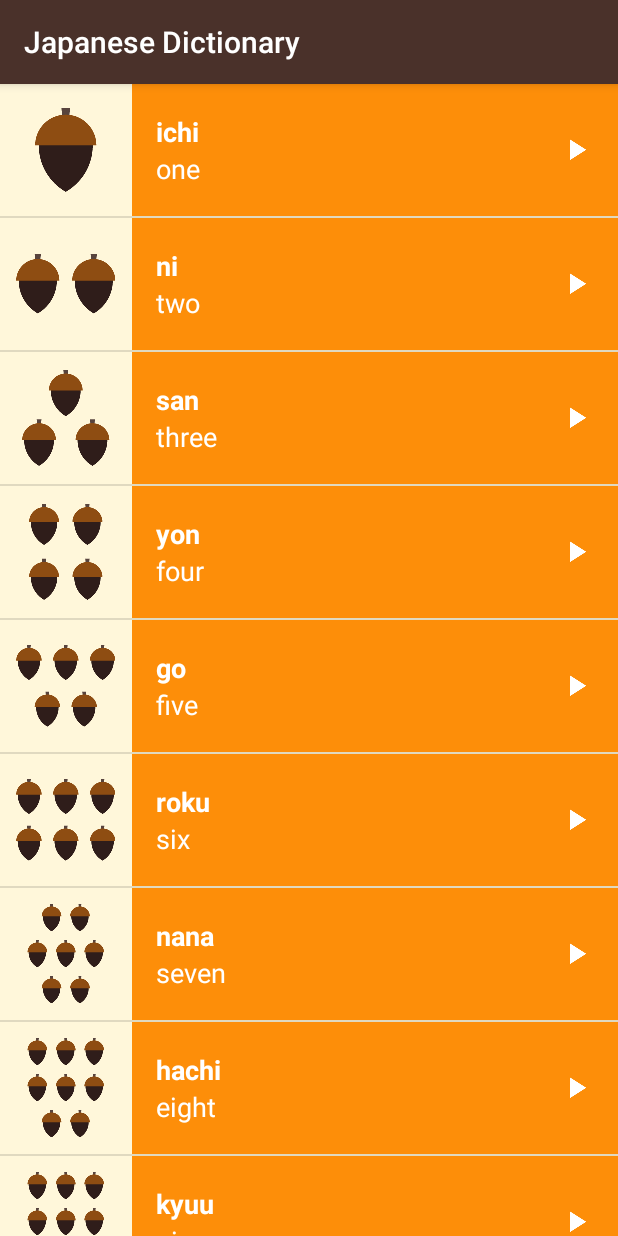
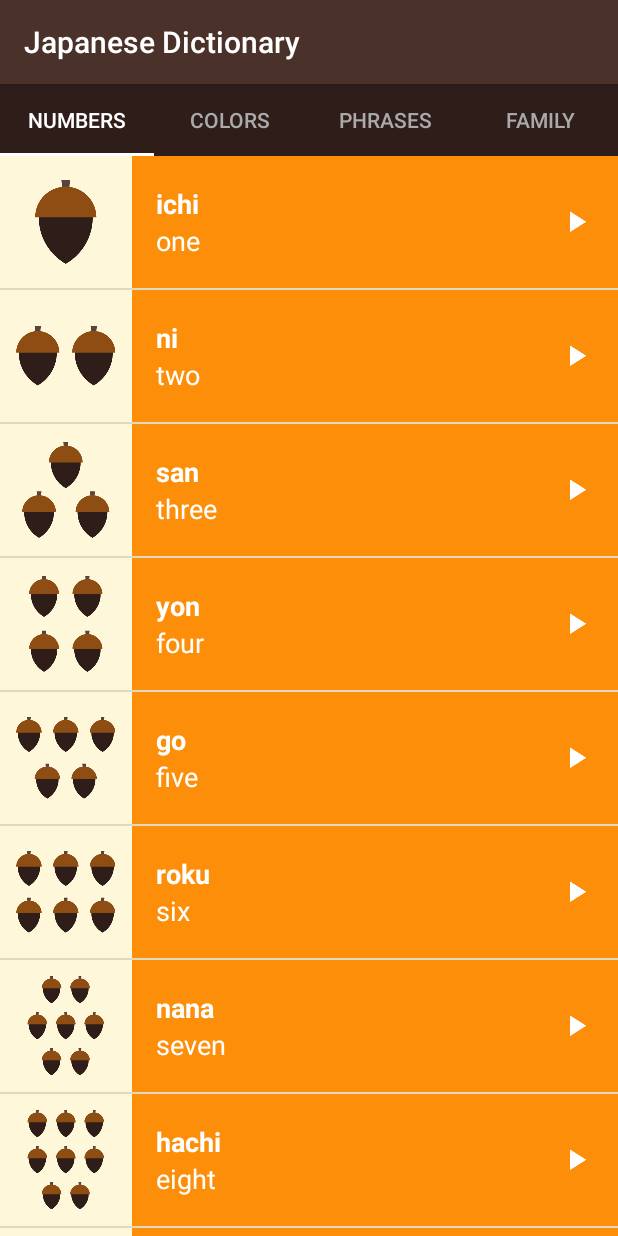
Before and after one commit to bqfix/Japanese-Dictionary, an Android app: the screen it shows after launch (MainActivity), on a phone screen of 412 x 824 dp. Run offline under Robolectric (Android 15) with nearby library versions, the phone set to English and light mode, and no system bars.

Commit message:
Added tabs, visual polish

```diff
--- a/app/src/main/AndroidManifest.xml
+++ b/app/src/main/AndroidManifest.xml
@@ -29,8 +29,6 @@
                 <category android:name="android.intent.category.LAUNCHER" />
             </intent-filter>
         </activity>
-        <activity android:name=".WordActivity" android:label="Dictionary Words"
-            android:parentActivityName=".MainActivity"/>
     </application>
 
 </manifest>
--- a/app/src/main/java/com/example/android/miwok/MainActivity.java
+++ b/app/src/main/java/com/example/android/miwok/MainActivity.java
@@ -1,8 +1,10 @@
 package com.example.android.miwok;
 
+import android.app.ActionBar;
 import android.app.Activity;
 import android.content.Intent;
 import android.os.Bundle;
+import android.support.design.widget.TabLayout;
 import android.support.v4.app.FragmentPagerAdapter;
 import android.support.v4.view.ViewPager;
 import android.support.v7.app.AppCompatActivity;
@@ -19,7 +21,6 @@
     protected void onCreate(Bundle savedInstanceState) {
         super.onCreate(savedInstanceState);
 
-
         // Set the content of the activity to use the activity_main.xml layout file
         setContentView(R.layout.activity_main);
 
@@ -32,6 +33,10 @@
         //Set the adapter per page
         viewPager.setAdapter(fragmentPagerAdapter);
 
+        //Setup Tab Layout with ViewPager
+        TabLayout tabLayout = (TabLayout) findViewById(R.id.sliding_tabs);
+        tabLayout.setupWithViewPager(viewPager);
+
 
     }
 }
--- a/app/src/main/java/com/example/android/miwok/WordFragmentPagerAdapter.java
+++ b/app/src/main/java/com/example/android/miwok/WordFragmentPagerAdapter.java
@@ -6,8 +6,10 @@
 
 public class WordFragmentPagerAdapter extends FragmentPagerAdapter {
 
+    //Constructor uses Super Constructor
     public WordFragmentPagerAdapter(FragmentManager fm) {super(fm);}
 
+    //Instantiate fragments passing in arguments to decide which words to show
     @Override
     public Fragment getItem(int position) {
         switch (position) {
@@ -19,6 +21,7 @@
         }
     }
 
+    //Set titles of fragments
     @Override
     public CharSequence getPageTitle(int position) {
         switch (position) {
@@ -30,6 +33,7 @@
         }
     }
 
+    //Set number of fragments
     @Override
     public int getCount() {
         return 4;
--- a/app/src/main/res/layout/activity_main.xml
+++ b/app/src/main/res/layout/activity_main.xml
@@ -15,6 +15,7 @@
 -->
 <LinearLayout
     xmlns:android="http://schemas.android.com/apk/res/android"
+    xmlns:app="http://schemas.android.com/apk/res-auto"
     xmlns:tools="http://schemas.android.com/tools"
     android:layout_width="match_parent"
     android:layout_height="match_parent"
@@ -22,6 +23,16 @@
     android:orientation="vertical"
     tools:context="com.example.android.miwok.MainActivity">
 
+    <android.support.design.widget.TabLayout
+        android:id="@+id/sliding_tabs"
+        android:layout_width="match_parent"
+        android:layout_height="wrap_content"
+        app:tabMode="fixed"
+        app:tabSelectedTextColor="@android:color/white"
+        app:tabTextColor="@android:color/darker_gray"
+        app:tabIndicatorColor="@android:color/white"
+        android:background="@color/primary_dark_color"/>
+
     <android.support.v4.view.ViewPager
         android:id="@+id/viewpager"
         android:layout_width="match_parent"
```
